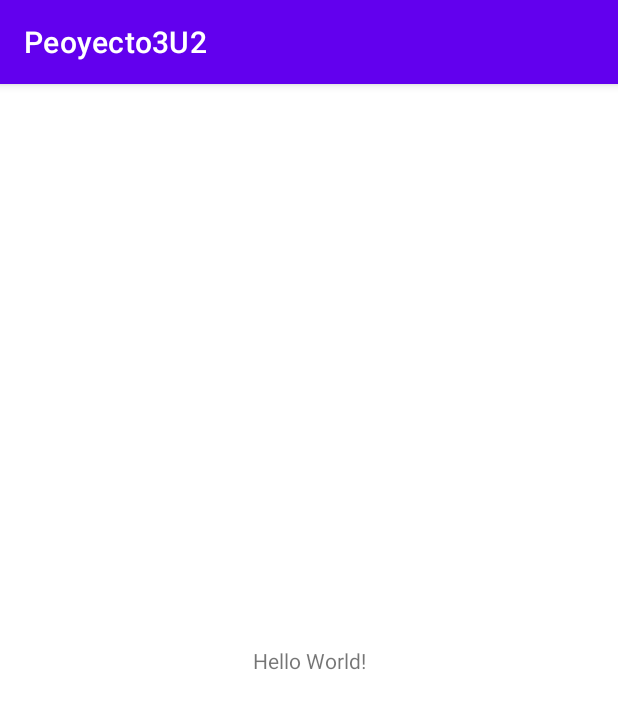
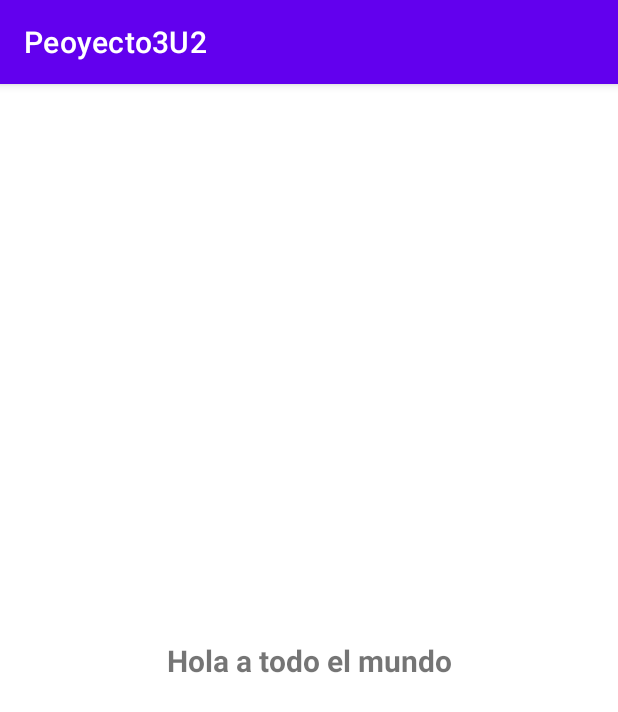
Before and after one commit to MarceloLSotoR/Proyecto3U2, an Android app: the screen it shows after launch (MainActivity), on a phone screen of 412 x 824 dp. Shown: the top 712 px of the screen. Run offline under Robolectric (Android 15) with nearby library versions, the phone set to English and light mode, and no system bars.

Commit message:
Tercer proyecto iniciado

```diff
--- a/app/src/main/res/layout/activity_main.xml
+++ b/app/src/main/res/layout/activity_main.xml
@@ -9,7 +9,9 @@
     <TextView
         android:layout_width="wrap_content"
         android:layout_height="wrap_content"
-        android:text="Hello World!"
+        android:text="Hola a todo el mundo"
+        android:textSize="20sp"
+        android:textStyle="bold"
         app:layout_constraintBottom_toBottomOf="parent"
         app:layout_constraintEnd_toEndOf="parent"
         app:layout_constraintStart_toStartOf="parent"
```
